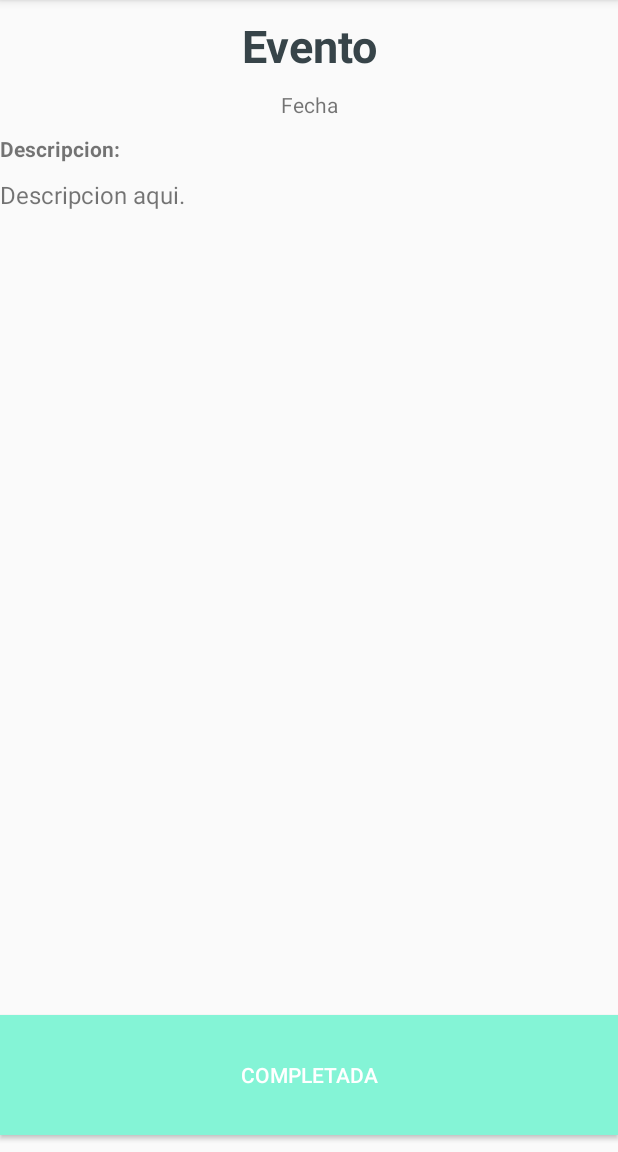
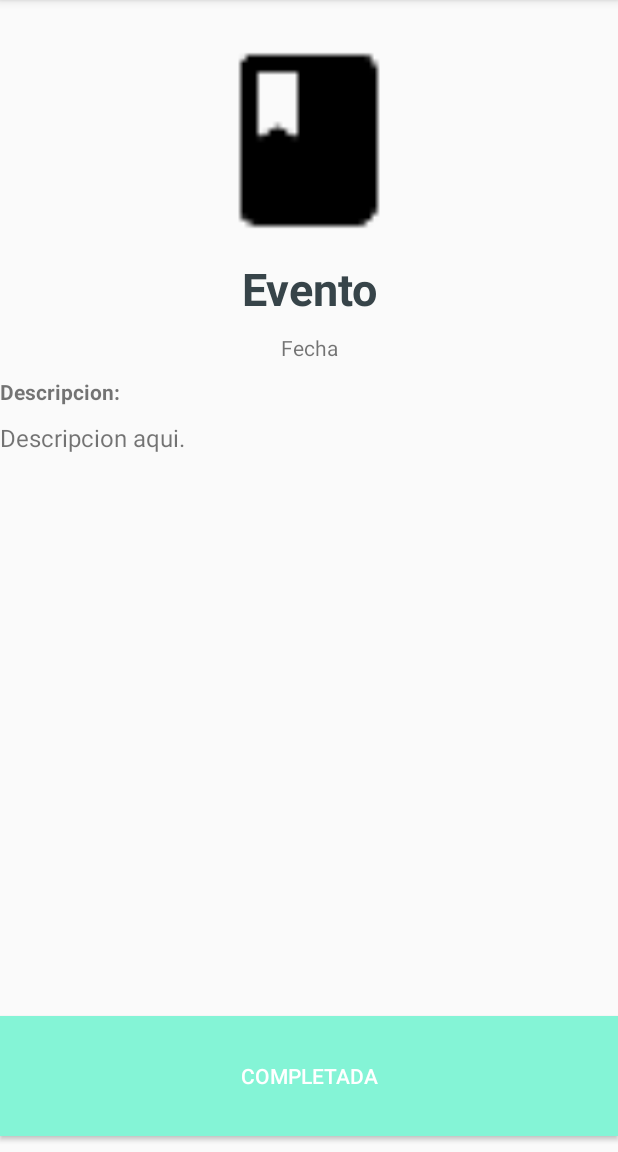
Before and after one commit to jvann/Mindset, an Android app: the EventDetail screen opened directly, with no data from a screen before it, on a phone screen of 412 x 824 dp, the part 84-1236 px from its top. Run offline under Robolectric (Android 15) with nearby library versions, the phone set to English and light mode, and no system bars.

Commit message:
Added all functionality for Events detail and Event creation.

```diff
--- a/Mindset/app/src/main/java/itesm/mx/mindset/EventDetail.java
+++ b/Mindset/app/src/main/java/itesm/mx/mindset/EventDetail.java
@@ -7,19 +7,24 @@ package itesm.mx.mindset;
 import android.support.v7.app.AppCompatActivity;
 import android.os.Bundle;
 import android.util.Log;
+import android.view.View;
+import android.widget.Button;
 import android.widget.ImageView;
 import android.widget.TextView;
+import android.widget.Toast;
 
 import java.util.ArrayList;
 
-public class EventDetail extends AppCompatActivity {
+public class EventDetail extends AppCompatActivity implements View.OnClickListener {
 
     private ArrayList<Event> eventList;
+    private EventsOperations dao;
 
-    private ImageView ivPicture;
-    private TextView tvNameElectro;
+    private ImageView ivImage;
+    private TextView tvEvent;
     private TextView tvDate;
     private TextView tvDescription;
+    private Button btnDone;
 
 //    private EventsOperations dao;
 
@@ -30,27 +35,41 @@ public class EventDetail extends AppCompatActivity {
         super.onCreate(savedInstanceState);
         setContentView(R.layout.activity_event_detail);
 
-        tvNameElectro = (TextView) findViewById(R.id.text_detail_event);
+        ivImage = (ImageView) findViewById(R.id.image_status);
+        tvEvent = (TextView) findViewById(R.id.text_detail_event);
         tvDate = (TextView) findViewById(R.id.text_event_date);
         tvDescription = (TextView) findViewById(R.id.text_event_description);
-//        dao = new EventsOperations(this.getApplicationContext());
-//        dao.open();
+        btnDone = (Button) findViewById(R.id.button_done_task);
 
-        eventList = MasterData.getInstance().getAllEvents();
+        dao = new EventsOperations(this.getApplicationContext());
+        dao.open();
+
+        eventList = dao.getAllEvents();
 
         Bundle data = getIntent().getExtras();
         if (data != null) {
             setViewDetail(data.getInt("position"));
         }
 
+        btnDone.setOnClickListener(this);
+    }
+
+    @Override
+    public void onClick(View view) {
+        //TODO: Change completed status here.
+        Toast.makeText(this, "Excelente!", Toast.LENGTH_SHORT).show();
+        finish();
     }
 
     private void setViewDetail(int position) {
-        tvNameElectro.setText(eventList.get(position).getName());
-        tvDate.setText(eventList.get(position).getDate() + "\n" + eventList.get(position).getHour());
+
+        if (eventList.get(position).getCompleted())
+            ivImage.setImageResource(R.mipmap.ic_check_circle_black_24dp);
+
+        tvEvent.setText(eventList.get(position).getName());
+        tvDate.setText(eventList.get(position).getDate() + " - " + eventList.get(position).getHour());
         tvDescription.setText(eventList.get(position).getDescription());
     }
-
 
     @Override
     public void onStart() {
@@ -60,14 +79,14 @@ public class EventDetail extends AppCompatActivity {
 
     @Override
     public void onResume() {
-//        dao.open();
+        dao.open();
         super.onResume();
         Log.d(DEBUG_TAG, "onResume() has been called.");
     }
 
     @Override
     public void onPause() {
-//        dao.close();
+        dao.close();
         super.onPause();
         Log.d(DEBUG_TAG, "onPause() has been called.");
     }
--- a/Mindset/app/src/main/res/layout/activity_event_detail.xml
+++ b/Mindset/app/src/main/res/layout/activity_event_detail.xml
@@ -7,6 +7,20 @@
     android:orientation="vertical"
     tools:context="itesm.mx.mindset.EventDetail"
     android:weightSum="1">
+
+    <Space
+        android:layout_width="match_parent"
+        android:layout_height="10dp"
+        android:layout_weight="0.03"
+        tools:layout_editor_absoluteX="8dp"
+        tools:layout_editor_absoluteY="0dp" />
+
+    <ImageView
+        android:id="@+id/image_status"
+        android:layout_width="match_parent"
+        android:layout_height="wrap_content"
+        android:layout_weight="0.22"
+        app:srcCompat="@mipmap/ic_book_black_24dp" />
 
     <Space
         android:layout_width="match_parent"
@@ -62,7 +76,7 @@
         android:id="@+id/text_event_description"
         android:layout_width="match_parent"
         android:layout_height="wrap_content"
-        android:layout_weight="0.98"
+        android:layout_weight="0.73"
         android:text="Descripcion aqui."
         android:textSize="16sp" />
 
@@ -71,7 +85,7 @@
         android:layout_width="match_parent"
         android:layout_height="80dp"
         android:background="@color/colorAccent"
-        android:textColor="@android:color/white"
-        android:text="Completada" />
+        android:text="Completada"
+        android:textColor="@android:color/white" />
 
 </LinearLayout>
--- a/Mindset/app/src/main/res/values/strings.xml
+++ b/Mindset/app/src/main/res/values/strings.xml
@@ -77,9 +77,9 @@
         <item>3</item>
     </string-array>
 
-    <string name="create_floating_widget">Create Floating Widget</string>
-    <string name="floating_widget_label">Floating Widget Label</string>
-    <string name="floating_widget_details">Floating Widget Details</string>
+    <string name="create_floating_widget">Create Assistant</string>
+    <string name="floating_widget_label">Task</string>
+    <string name="floating_widget_details">Detail</string>
     <string name="draw_other_app_permission_denied">Draw over other app permission not available. App won\'t work without permission. Please try again.</string>
 
     <string-array name="multi_select_list_preference_default_value" />
```
Also changed, not shown: Mindset/app/src/main/java/itesm/mx/mindset/EventActivity.java (+59 -9 lines), Mindset/app/src/main/java/itesm/mx/mindset/EventsOperations.java (+29 -28 lines), Mindset/app/src/main/res/layout/activity_event.xml (+5 -5 lines).
